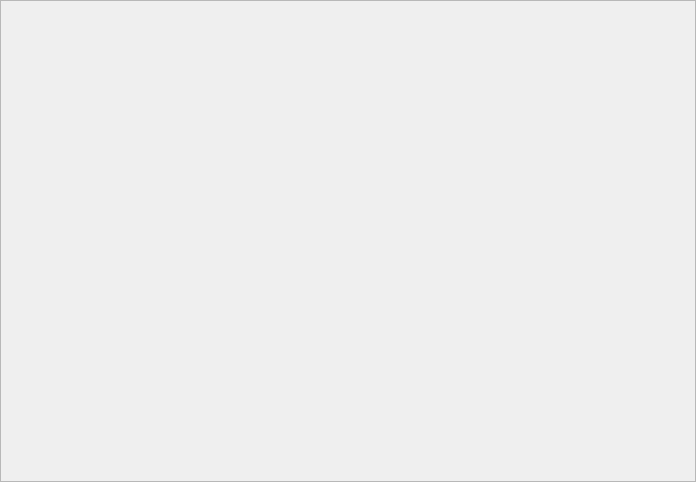
Qt form src/gdxviewer/gdxviewer.ui (GAMS-dev/studio) before a commit.
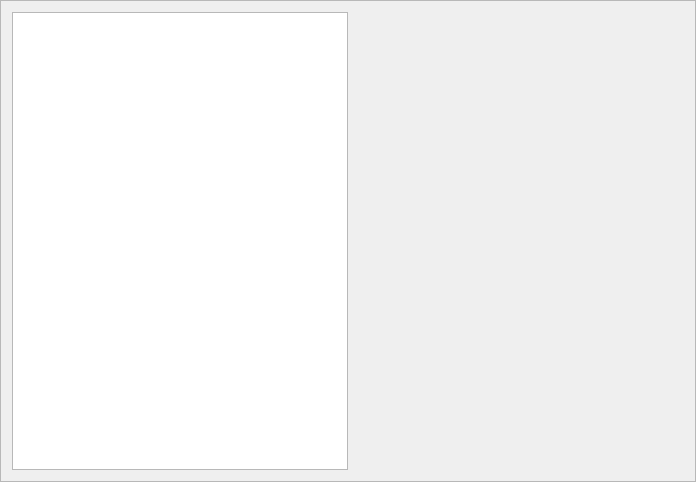
The same form after that commit.

Diff of the .ui file:
```diff
--- a/src/gdxviewer/gdxviewer.ui
+++ b/src/gdxviewer/gdxviewer.ui
@@ -19,6 +19,28 @@
   <property name="frameShadow">
    <enum>QFrame::Raised</enum>
   </property>
+  <layout class="QHBoxLayout" name="horizontalLayout_2">
+   <item>
+    <layout class="QHBoxLayout" name="horizontalLayout">
+     <item>
+      <widget class="QTableView" name="tvSymbols"/>
+     </item>
+     <item>
+      <spacer name="horizontalSpacer">
+       <property name="orientation">
+        <enum>Qt::Horizontal</enum>
+       </property>
+       <property name="sizeHint" stdset="0">
+        <size>
+         <width>40</width>
+         <height>20</height>
+        </size>
+       </property>
+      </spacer>
+     </item>
+    </layout>
+   </item>
+  </layout>
  </widget>
  <resources/>
  <connections/>
```
